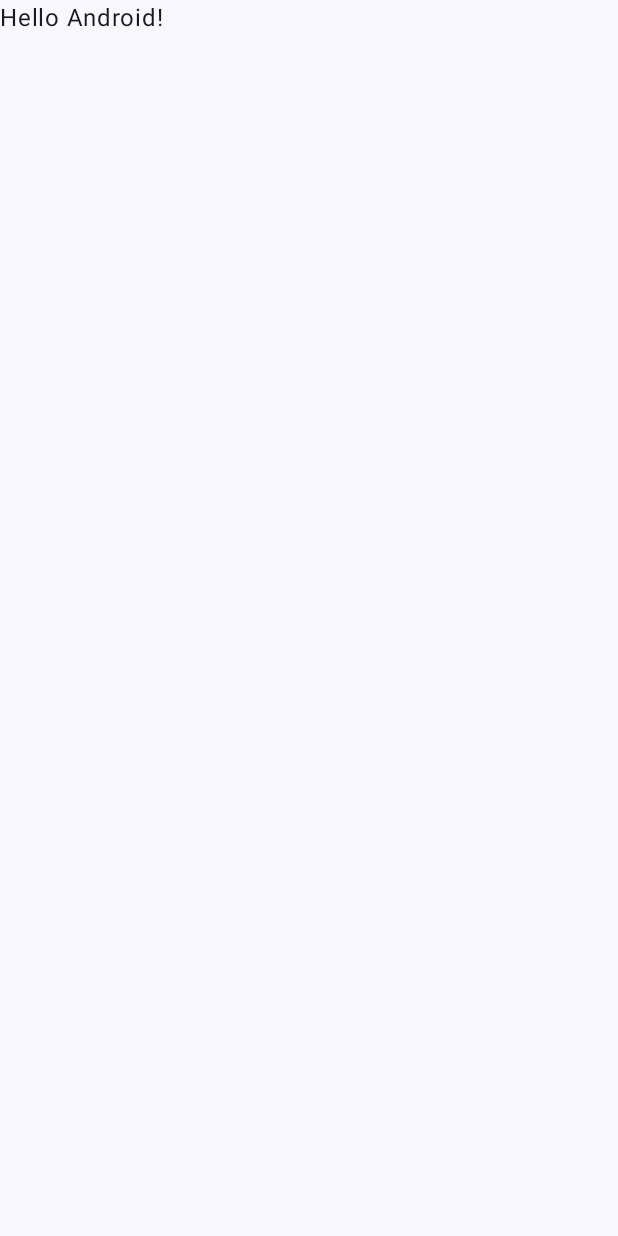
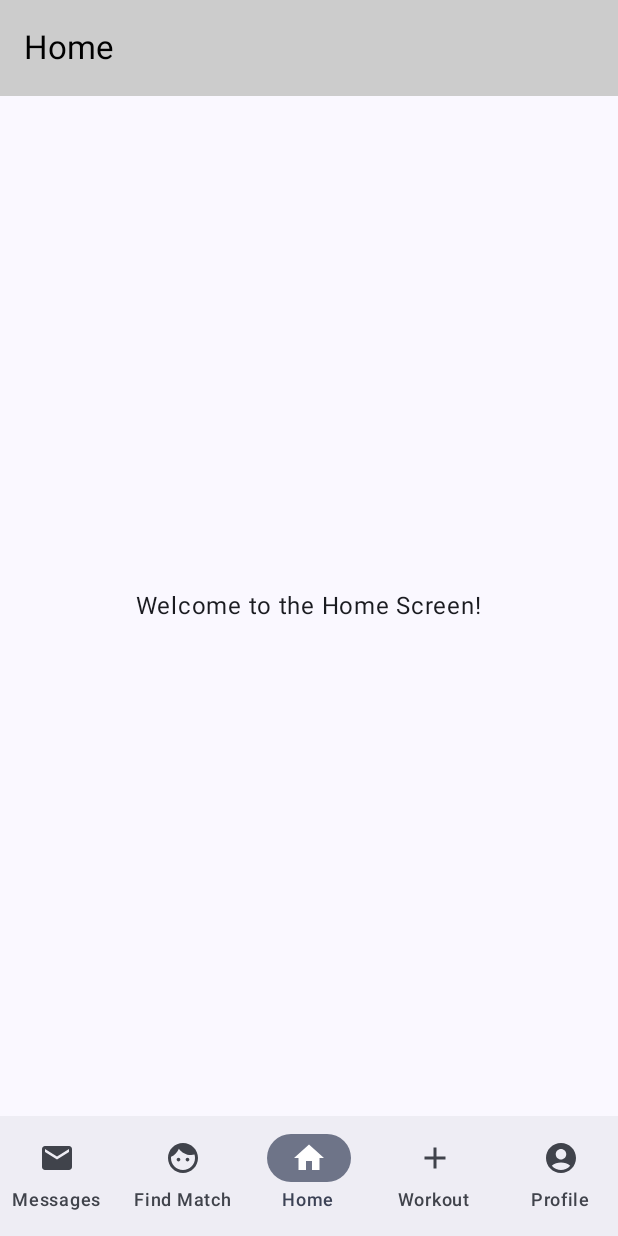
Before and after one commit to yhbarve/cs446-team-project, an Android app built with Jetpack Compose: the screen it shows after launch (MainActivity), on a phone screen of 412 x 824 dp. Before the commit the screen is almost empty. Run offline under Robolectric (Android 15) with nearby library versions, the phone set to English and light mode, and no system bars.

Commit message:
Base screens, top bar, bottom nav bar, splash screen

```diff
--- a/app/src/main/AndroidManifest.xml
+++ b/app/src/main/AndroidManifest.xml
@@ -16,7 +16,7 @@
             android:name=".MainActivity"
             android:exported="true"
             android:label="@string/app_name"
-            android:theme="@style/Theme.CS446fit4me">
+            android:theme="@style/Theme.App.Starting">
             <intent-filter>
                 <action android:name="android.intent.action.MAIN" />
 
--- a/app/src/main/java/com/example/cs446_fit4me/MainActivity.kt
+++ b/app/src/main/java/com/example/cs446_fit4me/MainActivity.kt
@@ -4,44 +4,19 @@ import android.os.Bundle
 import androidx.activity.ComponentActivity
 import androidx.activity.compose.setContent
 import androidx.activity.enableEdgeToEdge
-import androidx.compose.foundation.layout.fillMaxSize
-import androidx.compose.foundation.layout.padding
-import androidx.compose.material3.Scaffold
-import androidx.compose.material3.Text
-import androidx.compose.runtime.Composable
-import androidx.compose.ui.Modifier
-import androidx.compose.ui.tooling.preview.Preview
+import androidx.core.splashscreen.SplashScreen.Companion.installSplashScreen
 import com.example.cs446_fit4me.ui.theme.CS446fit4meTheme
+import com.example.cs446_fit4me.ui.screens.MainScreen
 
 class MainActivity : ComponentActivity() {
     override fun onCreate(savedInstanceState: Bundle?) {
+        installSplashScreen()
         super.onCreate(savedInstanceState)
         enableEdgeToEdge()
         setContent {
             CS446fit4meTheme {
-                Scaffold(modifier = Modifier.fillMaxSize()) { innerPadding ->
-                    Greeting(
-                        name = "Android",
-                        modifier = Modifier.padding(innerPadding)
-                    )
-                }
+                  MainScreen()
             }
         }
     }
 }
-
-@Composable
-fun Greeting(name: String, modifier: Modifier = Modifier) {
-    Text(
-        text = "Hello $name!",
-        modifier = modifier
-    )
-}
-
-@Preview(showBackground = true)
-@Composable
-fun GreetingPreview() {
-    CS446fit4meTheme {
-        Greeting("Android")
-    }
-}
--- /dev/null
+++ b/app/src/main/java/com/example/cs446_fit4me/navigation/BottomNavItem.kt
@@ -0,0 +1,27 @@
+package com.example.cs446_fit4me.navigation
+
+import androidx.compose.material.icons.Icons
+import androidx.compose.material.icons.filled.AccountCircle
+import androidx.compose.material.icons.filled.Email
+import androidx.compose.material.icons.filled.Add
+import androidx.compose.material.icons.filled.Home
+import androidx.compose.material.icons.filled.Face // replace with actual icons
+import androidx.compose.ui.graphics.vector.ImageVector
+
+// Sealed class to represent bottom navigation screens
+sealed class BottomNavItem(
+    val route: String,
+    val title: String,
+    val icon: ImageVector,
+    val label: String
+) {
+    object Home : BottomNavItem("home", "Home", Icons.Filled.Home, "Home")
+    object Messages : BottomNavItem("messages", "Messages", Icons.Filled.Email, "Messages")
+    object FindMatch : BottomNavItem("find_match", "Find A Gym Buddy", Icons.Filled.Face, "Find Match")
+    object Workout : BottomNavItem("workout", "Get those Gainz!!!!", Icons.Filled.Add, "Workout")
+    object Profile : BottomNavItem("profile", "Profile", Icons.Filled.AccountCircle, "Profile")
+}
+
+fun getTitleByRoute(route: String?, items: List<BottomNavItem>): String {
+    return items.find { it.route == route }?.title ?: "Fit4Me" // Default title
+}
--- /dev/null
+++ b/app/src/main/java/com/example/cs446_fit4me/ui/components/BottomNavigationBar.kt
@@ -0,0 +1,49 @@
+package com.example.cs446_fit4me.ui.components
+
+import androidx.compose.material3.Icon
+import androidx.compose.material3.NavigationBar
+import androidx.compose.material3.NavigationBarItem
+import androidx.compose.material3.Text
+import androidx.compose.runtime.Composable
+import androidx.compose.runtime.getValue
+import androidx.compose.ui.tooling.preview.Preview
+import androidx.navigation.NavController
+import androidx.navigation.compose.currentBackStackEntryAsState
+import com.example.cs446_fit4me.navigation.BottomNavItem
+
+@Composable
+fun BottomNavigationBar(navController: NavController, items: List<BottomNavItem>) {
+    NavigationBar {
+        val navBackStackEntry by navController.currentBackStackEntryAsState()
+        val currentRoute = navBackStackEntry?.destination?.route
+
+        items.forEach { item ->
+            NavigationBarItem(
+                icon = { Icon(item.icon, contentDescription = item.label) },
+                label = { Text(item.label) },
+                selected = currentRoute == item.route,
+                onClick = {
+                    navController.navigate(item.route) {
+                        // When switching to a new tab, pop the navigation stack to HomeScreen
+                        // i.e. clicking <back> after switching to new tab goes to HomeScreen
+                        // and no <back> button appears on HomeScreen
+                        popUpTo(navController.graph.startDestinationId) {
+                            saveState = true
+                        }
+                        // Avoid multiple copies of the same destination
+                        launchSingleTop = true
+                        // Restore state when reselecting a previously selected item
+                        restoreState = true
+                    }
+                }
+            )
+        }
+    }
+}
+
+@Preview(showBackground = true)
+@Composable
+fun PreviewBottomNavigationBar() {
+    // This preview won't have real navigation state, but shows the layout
+//     BottomNavigationBar(navController = rememberNavController() /*Dummy for preview*/, items = ...)
+}
--- /dev/null
+++ b/app/src/main/java/com/example/cs446_fit4me/ui/components/TopBar.kt
@@ -0,0 +1,58 @@
+package com.example.cs446_fit4me.ui.components
+
+import androidx.compose.material.icons.Icons
+import androidx.compose.material.icons.automirrored.filled.ArrowBack
+import androidx.compose.material3.ExperimentalMaterial3Api
+import androidx.compose.material3.Icon
+import androidx.compose.material3.IconButton
+import androidx.compose.material3.Text
+import androidx.compose.material3.TopAppBar
+import androidx.compose.material3.TopAppBarDefaults
+import androidx.compose.runtime.Composable
+import androidx.compose.ui.graphics.Color
+import androidx.compose.ui.tooling.preview.Preview
+
+@OptIn(ExperimentalMaterial3Api::class)
+@Composable
+fun TopBar(
+    title: String,
+    canNavigateBack: Boolean,
+    onNavigateUp: () -> Unit = {} // Callback for back button
+) {
+    TopAppBar(
+        title = { Text(title) },
+        // change to use our theme colours
+        colors = TopAppBarDefaults.topAppBarColors(
+            containerColor = Color.LightGray,
+            titleContentColor = Color.Black,
+        ),
+        navigationIcon = {
+            if (canNavigateBack) {
+                IconButton(onClick = onNavigateUp) {
+                    Icon(
+                        imageVector = Icons.AutoMirrored.Filled.ArrowBack,
+                        contentDescription = "Back"
+                    )
+                }
+            }
+        }
+        // You can add actions here if needed
+        // actions = {
+        //     IconButton(onClick = { /* do something */ }) {
+        //         Icon(Icons.Filled.Favorite, contentDescription = "Favorite")
+        //     }
+        // }
+    )
+}
+
+@Preview(showBackground = true)
+@Composable
+fun PreviewAppTopBarWithBack() {
+    TopBar(title = "Screen Title", canNavigateBack = true)
+}
+
+@Preview(showBackground = true)
+@Composable
+fun PreviewAppTopBarWithoutBack() {
+    TopBar(title = "Screen Title", canNavigateBack = false)
+}
--- /dev/null
+++ b/app/src/main/java/com/example/cs446_fit4me/ui/screens/HomeScreen.kt
@@ -0,0 +1,29 @@
+package com.example.cs446_fit4me.ui.screens
+
+import androidx.compose.foundation.layout.Box
+import androidx.compose.foundation.layout.fillMaxSize
+import androidx.compose.material3.Text
+import androidx.compose.runtime.Composable
+import androidx.compose.ui.Alignment
+import androidx.compose.ui.Modifier
+import androidx.compose.ui.tooling.preview.Preview
+import androidx.navigation.NavController
+import com.example.cs446_fit4me.ui.theme.CS446fit4meTheme
+
+@Composable
+fun HomeScreen(navController: NavController? = null) {
+    Box(
+        modifier = Modifier.fillMaxSize(),
+        contentAlignment = Alignment.Center
+    ) {
+        Text("Welcome to the Home Screen!")
+    }
+}
+
+@Preview(showBackground = true)
+@Composable
+fun HomeScreenPreview() {
+    CS446fit4meTheme {
+        HomeScreen()
+    }
+}
--- /dev/null
+++ b/app/src/main/java/com/example/cs446_fit4me/ui/screens/MainScreen.kt
@@ -0,0 +1,65 @@
+package com.example.cs446_fit4me.ui.screens
+
+import androidx.compose.foundation.layout.padding
+import androidx.compose.material3.Scaffold
+import androidx.compose.runtime.Composable
+import androidx.compose.runtime.getValue
+import androidx.compose.ui.Modifier
+import androidx.navigation.compose.NavHost
+import androidx.navigation.compose.composable
+import androidx.navigation.compose.currentBackStackEntryAsState
+import androidx.navigation.compose.rememberNavController
+import com.example.cs446_fit4me.navigation.BottomNavItem
+import com.example.cs446_fit4me.navigation.getTitleByRoute
+import com.example.cs446_fit4me.ui.components.BottomNavigationBar
+import com.example.cs446_fit4me.ui.components.TopBar
+
+// Main screen that contains the bottom navigation bar and the navigation host
+@Composable
+fun MainScreen() {
+    val navController = rememberNavController()
+    val bottomNavItems = listOf(
+        BottomNavItem.Messages,
+        BottomNavItem.FindMatch,
+        BottomNavItem.Home,
+        BottomNavItem.Workout,
+        BottomNavItem.Profile
+    )
+
+    // Get current route to determine title and back navigation state
+    val navBackStackEntry by navController.currentBackStackEntryAsState()
+    val currentRoute = navBackStackEntry?.destination?.route
+    val currentScreenTitle = getTitleByRoute(currentRoute, bottomNavItems)
+
+    // Determine if back navigation is possible
+    val canNavigateBack = navController.previousBackStackEntry != null
+
+    Scaffold(
+        topBar = {
+            // Only show TopAppBar if the current route is one of the bottom nav items
+            // May need to adjust this logic when we have more fragments
+            if (bottomNavItems.any { it.route == currentRoute }) {
+                TopBar(
+                    title = currentScreenTitle,
+                    canNavigateBack = canNavigateBack,
+                    onNavigateUp = { navController.navigateUp() }
+                )
+            }
+        },
+        bottomBar = {
+            BottomNavigationBar(navController = navController, items = bottomNavItems)
+        }
+    ) { innerPadding ->
+        NavHost(
+            navController = navController,
+            startDestination = BottomNavItem.Home.route,
+            modifier = Modifier.padding(innerPadding)
+        ) {
+            composable(BottomNavItem.Home.route) { HomeScreen(navController) }
+            composable(BottomNavItem.Messages.route) { MessagesScreen(navController) }
+            composable(BottomNavItem.FindMatch.route) { FindMatchScreen(navController) }
+            composable(BottomNavItem.Workout.route) { WorkoutScreen(navController) }
+            composable(BottomNavItem.Profile.route) { ProfileScreen(navController) }
+        }
+    }
+}
--- a/app/src/main/res/values/themes.xml
+++ b/app/src/main/res/values/themes.xml
@@ -2,4 +2,33 @@
 <resources>
 
     <style name="Theme.CS446fit4me" parent="android:Theme.Material.Light.NoActionBar" />
+       <!-- Base application theme (your main app theme) -->
+    <style name="Theme.YourApp" parent="android:Theme.Material.Light.NoActionBar">
+        <!-- Customize your main app theme here if needed -->
+    </style>
+
+       <!-- I'm thinking for splash screen that it's the blueberry bobbing up and down -->
+
+       <!-- Splash Screen Theme -->
+    <style name="Theme.App.Starting" parent="Theme.SplashScreen">
+        <!-- Required: Set the theme of the Activity that follows your splash screen. -->
+        <!-- This should be your main app theme (the one your Compose UI will use). -->
+        <item name="postSplashScreenTheme">@style/Theme.YourApp</item>
+
+        <!-- Required: Set your icon or animated icon. -->
+        <!-- Use windowSplashScreenAnimatedIcon for static drawables or animated drawables. -->
+        <item name="windowSplashScreenAnimatedIcon">@drawable/ic_launcher_foreground</item>
+        <!-- Or for adaptive icons (Android 8.0+), you can use just the icon: -->
+        <!-- <item name="windowSplashScreenIconBackgroundColor">@android:color/white</item> -->
+        <!-- <item name="windowSplashScreenBrandingImage">@drawable/your_brand_logo</item> -->
+
+
+        <!-- Optional: Set a background color for the splash screen window. -->
+        <item name="windowSplashScreenBackground">@android:color/white</item>
+        <!-- <item name="windowSplashScreenBackground">@color/your_splash_background_color</item> -->
+
+
+        <!-- Optional: For an animated icon, set its duration. -->
+        <!-- <item name="windowSplashScreenAnimationDuration">1000</item> -->
+    </style>
 </resources>
```
Also changed, not shown: app/build.gradle.kts (+6 -1 lines), app/src/main/java/com/example/cs446_fit4me/ui/screens/FindMatchScreen.kt (added, +29 -0 lines), app/src/main/java/com/example/cs446_fit4me/ui/screens/MessagesScreen.kt (added, +29 -0 lines), app/src/main/java/com/example/cs446_fit4me/ui/screens/ProfileScreen.kt (added, +29 -0 lines), app/src/main/java/com/example/cs446_fit4me/ui/screens/WorkoutScreen.kt (added, +29 -0 lines), gradle/libs.versions.toml (+10 -0 lines).
